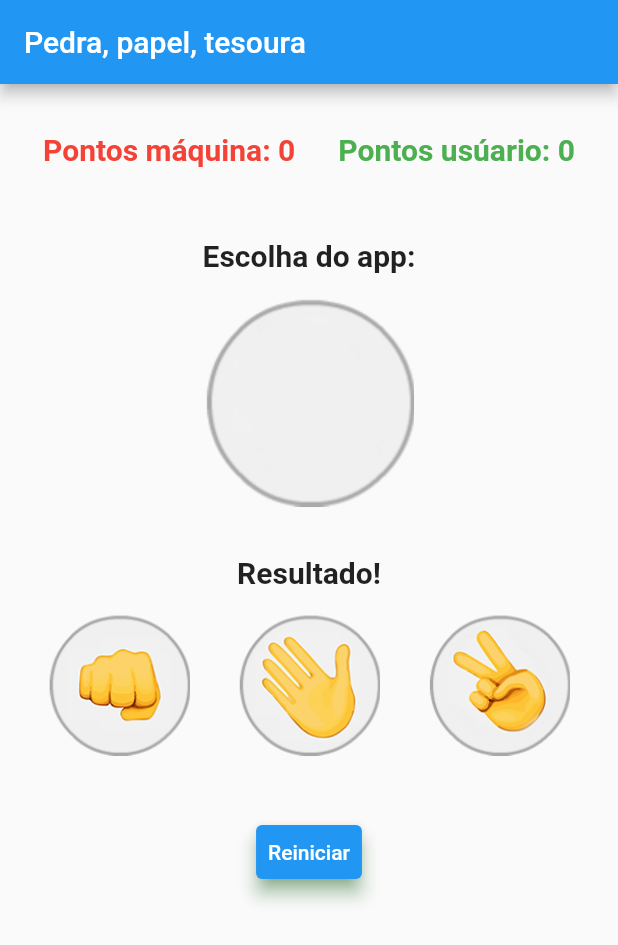
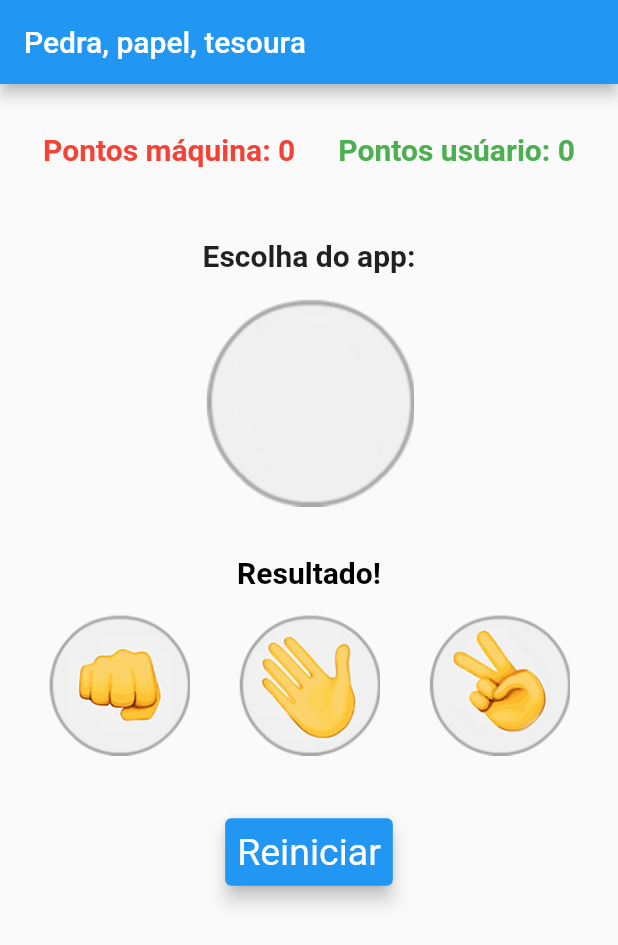
Before and after one commit to marcos-inja/apps-flutter, a Flutter app: the screen it shows after launch, after a tap on "Reiniciar", on a phone screen of 412 x 824 dp. Shown: the top 945 px of the screen. Run offline on Flutter 3.47's test engine with Material 2 defaults, Android fonts, the phone set to English and light mode, and no system bars.

Commit message:
Renicia jogo

```diff
--- a/jokenpo/lib/jogo.dart
+++ b/jokenpo/lib/jogo.dart
@@ -13,11 +13,13 @@ class _JogoState extends State<Jogo> {
   var _resultado = 'Resultado!';
   var _placarUsuario = 0;
   var _placarApp = 0;
+  var _cor = Colors.black;
 
   _regraJogo(usuario, app) {
     if (usuario == app) {
       setState(() {
         this._resultado = 'Empate!';
+        this._cor = Colors.blue;
       });
     }
 
@@ -26,16 +28,19 @@ class _JogoState extends State<Jogo> {
       setState(() {
         this._resultado = 'Você ganhou!';
         this._placarUsuario++;
+        this._cor = Colors.green;
       });
     } else if (usuario == 'papel' && app == 'pedra') {
       setState(() {
         this._resultado = 'Você ganhou!';
         this._placarUsuario++;
+        this._cor = Colors.green;
       });
     } else if (usuario == 'tesoura' && app == 'papel') {
       setState(() {
         this._resultado = 'Você ganhou!';
         this._placarUsuario++;
+        this._cor = Colors.green;
       });
     }
 
@@ -44,16 +49,19 @@ class _JogoState extends State<Jogo> {
       setState(() {
         this._resultado = 'Você perdeu!';
         this._placarApp++;
+        this._cor = Colors.red;
       });
     } else if (usuario == 'pedra' && app == 'papel') {
       setState(() {
         this._resultado = 'Você perdeu!';
         this._placarApp++;
+        this._cor = Colors.red;
       });
     } else if (usuario == 'papel' && app == 'tesoura') {
       setState(() {
         this._resultado = 'Você perdeu!';
         this._placarApp++;
+        this._cor = Colors.red;
       });
     }
   }
@@ -62,6 +70,7 @@ class _JogoState extends State<Jogo> {
     var opcoes = ['pedra', 'papel', 'tesoura'];
     var numero = Random().nextInt(3);
     var escolhaApp = opcoes[numero];
+
     print(escolhaApp);
     setState(() {
       this._imagemApp = AssetImage('images/${escolhaApp}.png');
@@ -116,7 +125,8 @@ class _JogoState extends State<Jogo> {
             child: Text(
               _resultado,
               textAlign: TextAlign.center,
-              style: TextStyle(fontSize: 20, fontWeight: FontWeight.bold),
+              style: TextStyle(
+                  fontSize: 20, fontWeight: FontWeight.bold, color: _cor),
             ),
           ),
           Row(
@@ -151,7 +161,8 @@ class _JogoState extends State<Jogo> {
               style: TextButton.styleFrom(
                   backgroundColor: Colors.blue,
                   elevation: 5,
-                shadowColor: Colors.green),
+                  shadowColor: Colors.black,
+                  textStyle: const TextStyle(fontSize: 25)),
               child: Text(
                 'Reiniciar',
                 style: TextStyle(
@@ -160,11 +171,15 @@ class _JogoState extends State<Jogo> {
               ),
               onPressed: () {
                 setState(() {
+                  _imagemApp = AssetImage('images/padrao.png');
+                  _resultado = 'Resultado!';
+                  _placarUsuario = 0;
                   _placarApp = 0;
-                _placarUsuario = 0;
+                  _cor = Colors.black;
                 });
               },
-          ),),
+            ),
+          ),
         ],
       ),
     );
```
Lines whose indentation alone changed are shown as unchanged.
